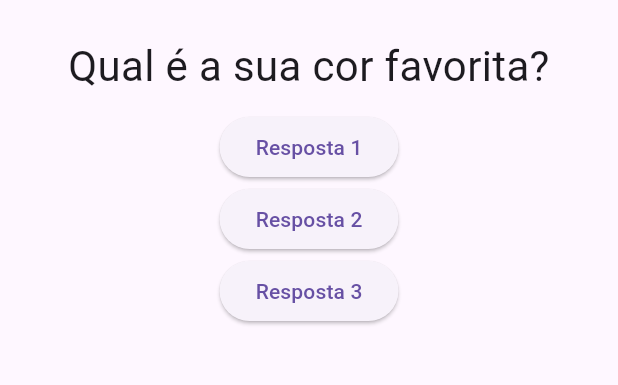
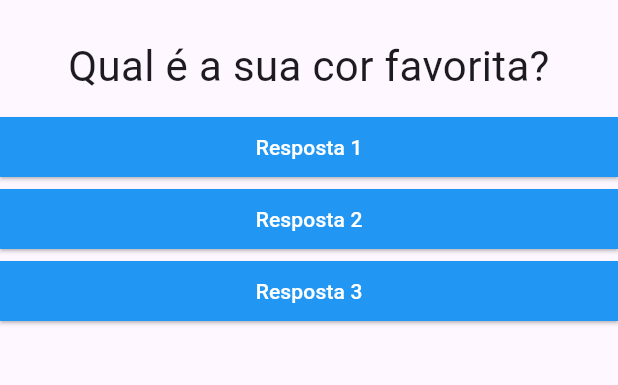
Before and after one commit to ebersc/Flutter, a Flutter app: the screen it shows after launch, on a phone screen of 412 x 824 dp, the part 63-448 px from its top. Run offline on Flutter 3.47's test engine with Material 3 defaults, Android fonts, the phone set to English and light mode, and no system bars.

Commit message:
Componente respostas

```diff
--- a/projeto_perguntas/lib/main.dart
+++ b/projeto_perguntas/lib/main.dart
@@ -1,5 +1,6 @@
 import 'package:flutter/material.dart';
 import './questao.dart';
+import './resposta.dart';
 
 void main() => runApp(const PerguntaApp());
 
@@ -28,18 +29,9 @@ class _PerguntaAppState extends State<PerguntaApp> {
                 body: Column(
                     children: [
                         Questao(perguntas[_perguntaSelecionada]),
-                        ElevatedButton(
-                            onPressed: _responder,
-                            child: const Text('Resposta 1'),
-                        ),
-                        ElevatedButton(
-                            onPressed: _responder,
-                            child: const Text('Resposta 2'),
-                        ),
-                        ElevatedButton(
-                            onPressed: _responder,
-                            child: const Text('Resposta 3'),
-                        ),
+                        Resposta('Resposta 1', _responder),
+                        Resposta('Resposta 2', _responder),
+                        Resposta('Resposta 3', _responder)
                     ],
                 ),
             ),
--- /dev/null
+++ b/projeto_perguntas/lib/resposta.dart
@@ -0,0 +1,28 @@
+import 'package:flutter/material.dart';
+
+class Resposta extends StatelessWidget {
+
+    final String texto;
+
+    final void Function() quandoSelecionado;
+
+    const Resposta(this.texto, this.quandoSelecionado);
+
+    @override
+    Widget build(BuildContext context) {
+        return Container(
+            width: double.infinity,
+            child: ElevatedButton(
+                style: ElevatedButton.styleFrom(
+                    foregroundColor: Colors.white, // foreground (text) color
+                    backgroundColor: Colors.blue, // background color
+                    shape: RoundedRectangleBorder(
+                        borderRadius: BorderRadius.circular(0),
+                    ),
+                ),
+                onPressed: () {},
+                child: Text(texto),
+            ),
+        );
+    }
+}
```
